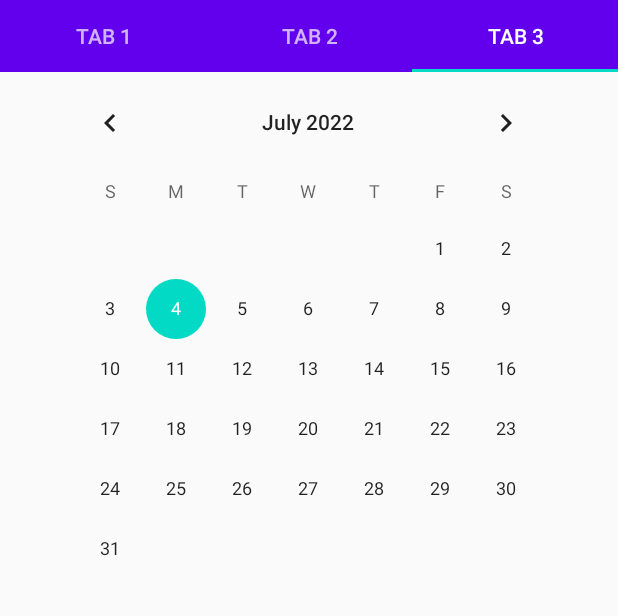
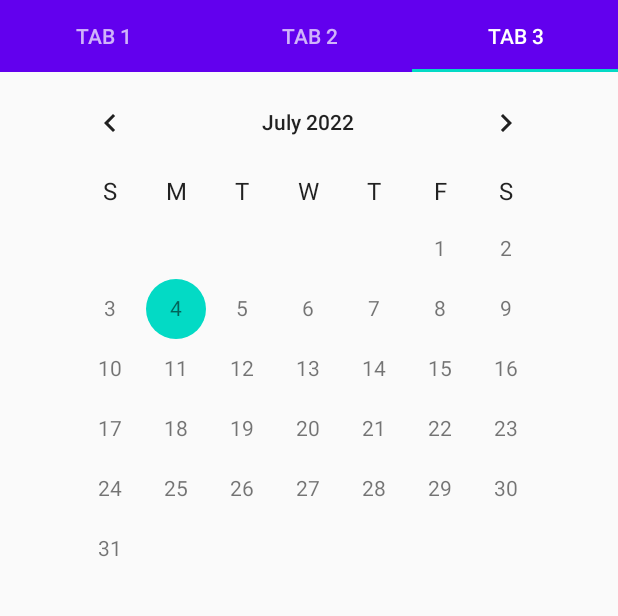
Before and after one commit to jjungnii/MadCamp_22S, an Android app: the screen it shows after launch (MainActivity), tab 3 chosen, on a phone screen of 412 x 824 dp, the part 89-705 px from its top. Run offline under Robolectric (Android 15) with nearby library versions, the phone set to English and light mode, and no system bars.

Commit message:
Tab3: update img immediately + txt completed

```diff
--- a/app/src/main/res/layout/fragment_tab3.xml
+++ b/app/src/main/res/layout/fragment_tab3.xml
@@ -23,6 +23,8 @@
                 android:layout_width="wrap_content"
                 android:layout_height="wrap_content"
                 android:id="@+id/calendarView"
+                android:weekDayTextAppearance="@style/TextAppearance.AppCompat.Subhead"
+                android:dateTextAppearance="@style/TextAppearance.AppCompat.Small"
                 app:layout_constraintStart_toStartOf="parent"
                 android:layout_marginLeft="8dp" android:layout_marginStart="8dp" app:layout_constraintEnd_toEndOf="parent"
                 android:layout_marginEnd="8dp" android:layout_marginRight="8dp"
@@ -36,11 +38,11 @@
                 android:layout_height="wrap_content"
                 android:layout_marginStart="8dp"
                 android:layout_marginLeft="8dp"
-                android:layout_marginTop="16dp"
-                android:layout_marginEnd="8dp"
+                android:layout_marginTop="10dp"
+                android:layout_marginEnd="4dp"
                 android:layout_marginRight="8dp"
                 android:gravity="center"
-                android:textAppearance="@style/TextAppearance.AppCompat.Large"
+                android:textAppearance="@style/TextAppearance.AppCompat.Title"
                 app:layout_constraintEnd_toEndOf="parent"
                 app:layout_constraintHorizontal_bias="0.0"
                 app:layout_constraintStart_toStartOf="parent"
@@ -67,7 +69,6 @@
                 app:layout_constraintTop_toTopOf="@+id/contextEditText" app:layout_constraintBottom_toBottomOf="@+id/contextEditText"
                 app:layout_constraintStart_toStartOf="parent" android:layout_marginLeft="12dp"
                 android:visibility="invisible"/>
-            //android:src="@drawable/placeholder"
 
             <TextView
                 android:layout_width="0dp"
```
Also changed, not shown: app/src/main/java/com/example/tabbedactivity/EditImage.java (+3 -8 lines), app/src/main/java/com/example/tabbedactivity/Tab3.java (+52 -25 lines).
